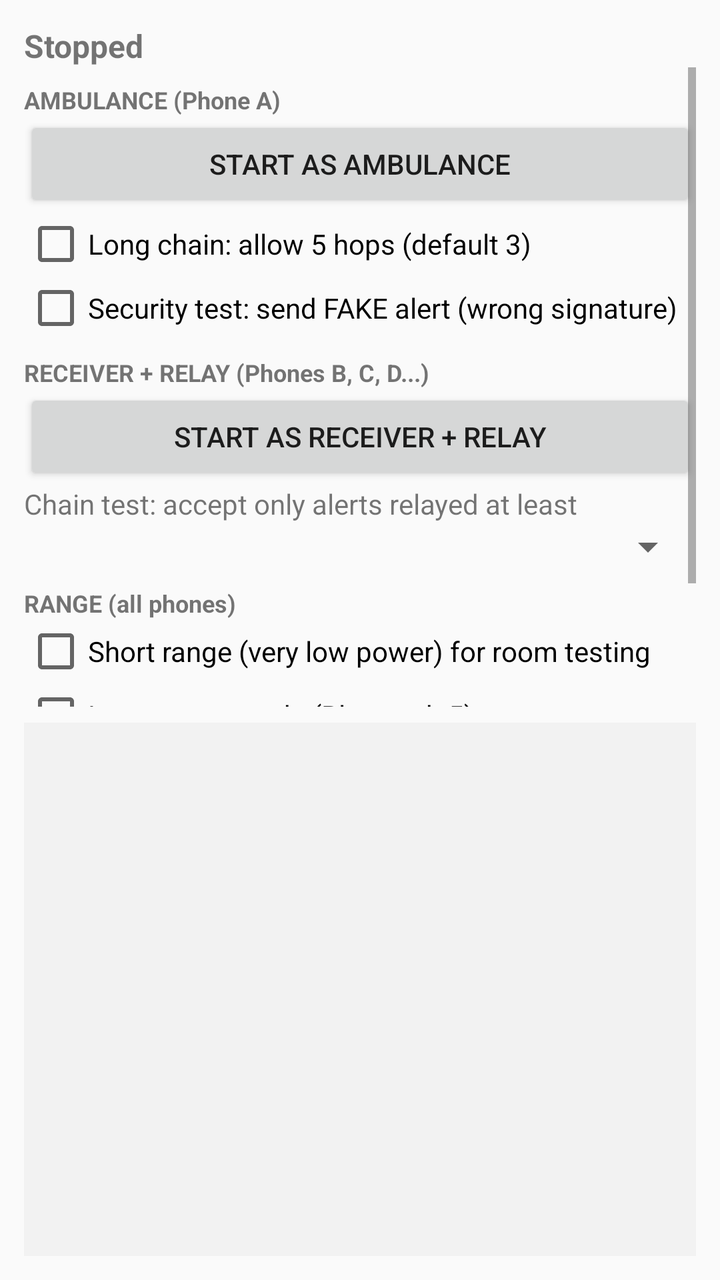
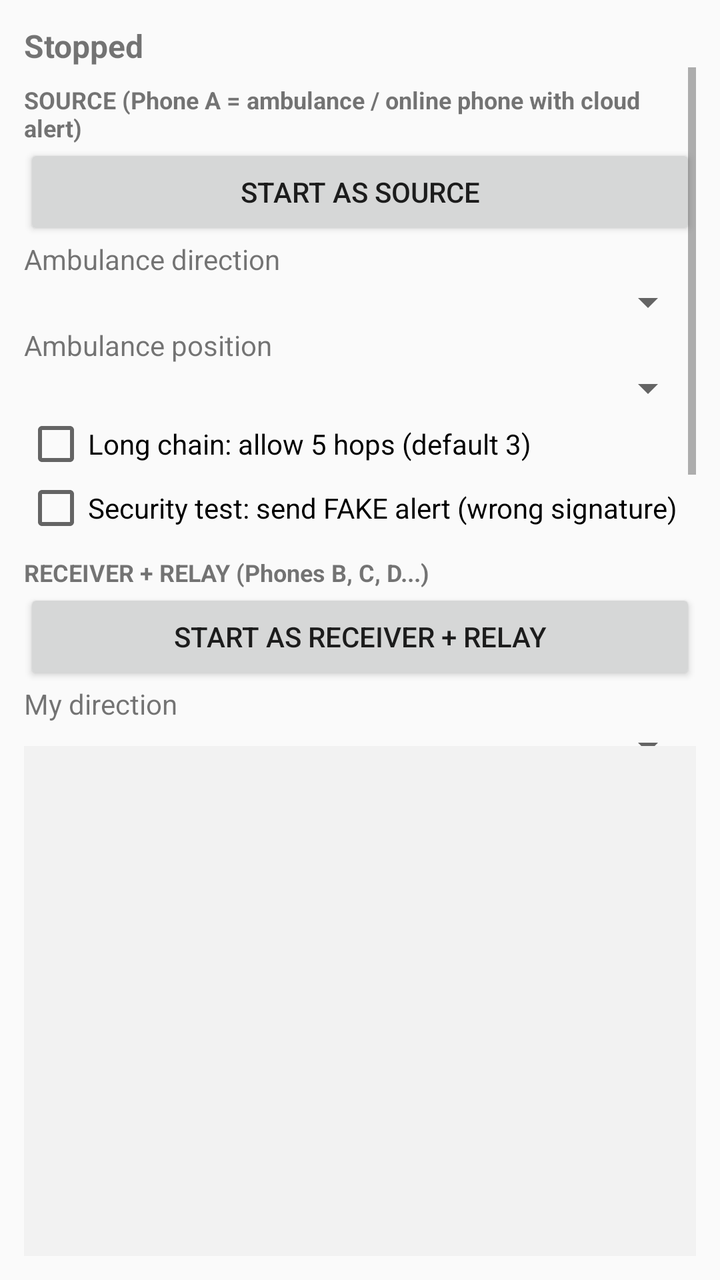

Compare the two renders of this Android layout. The source of the first and the diff that turns it into the second are given below.
<!-- AndroidManifest.xml: application theme Theme.AppCompat.Light.DarkActionBar -->
<!-- res/layout/activity_main.xml -->
<?xml version="1.0" encoding="utf-8"?>
<LinearLayout xmlns:android="http://schemas.android.com/apk/res/android"
    android:layout_width="match_parent"
    android:layout_height="match_parent"
    android:orientation="vertical"
    android:padding="12dp">

    <TextView
        android:id="@+id/status"
        android:layout_width="match_parent"
        android:layout_height="wrap_content"
        android:text="Stopped"
        android:textSize="16sp"
        android:textStyle="bold" />

    
    <ScrollView
        android:layout_width="match_parent"
        android:layout_height="0dp"
        android:layout_weight="1.2">

        <LinearLayout
            android:layout_width="match_parent"
            android:layout_height="wrap_content"
            android:orientation="vertical">

            
            <TextView
                android:layout_width="match_parent"
                android:layout_height="wrap_content"
                android:layout_marginTop="8dp"
                android:text="AMBULANCE (Phone A)"
                android:textSize="12sp"
                android:textStyle="bold" />

            <Button
                android:id="@+id/btnAmbulance"
                android:layout_width="match_parent"
                android:layout_height="wrap_content"
                android:text="Start as AMBULANCE" />

            <CheckBox
                android:id="@+id/chkFiveHops"
                android:layout_width="match_parent"
                android:layout_height="wrap_content"
                android:text="Long chain: allow 5 hops (default 3)" />

            <CheckBox
                android:id="@+id/chkFake"
                android:layout_width="match_parent"
                android:layout_height="wrap_content"
                android:text="Security test: send FAKE alert (wrong signature)" />

            
            <TextView
                android:layout_width="match_parent"
                android:layout_height="wrap_content"
                android:layout_marginTop="8dp"
                android:text="RECEIVER + RELAY (Phones B, C, D...)"
                android:textSize="12sp"
                android:textStyle="bold" />

            <Button
                android:id="@+id/btnRelay"
                android:layout_width="match_parent"
                android:layout_height="wrap_content"
                android:text="Start as RECEIVER + RELAY" />

            <TextView
                android:layout_width="match_parent"
                android:layout_height="wrap_content"
                android:text="Chain test: accept only alerts relayed at least" />

            <Spinner
                android:id="@+id/spinMinRelays"
                android:layout_width="match_parent"
                android:layout_height="wrap_content" />

            
            <TextView
                android:layout_width="match_parent"
                android:layout_height="wrap_content"
                android:layout_marginTop="8dp"
                android:text="RANGE (all phones)"
                android:textSize="12sp"
                android:textStyle="bold" />

            <CheckBox
                android:id="@+id/chkShortRange"
                android:layout_width="match_parent"
                android:layout_height="wrap_content"
                android:text="Short range (very low power) for room testing" />

            <CheckBox
                android:id="@+id/chkLongRange"
                android:layout_width="match_parent"
                android:layout_height="wrap_content"
                android:text="Long range mode (Bluetooth 5)" />

            <Button
                android:id="@+id/btnStop"
                android:layout_width="match_parent"
                android:layout_height="wrap_content"
                android:layout_marginTop="8dp"
                android:text="Stop" />
        </LinearLayout>
    </ScrollView>

    <TextView
        android:id="@+id/alert"
        android:layout_width="match_parent"
        android:layout_height="wrap_content"
        android:layout_marginTop="8dp"
        android:background="#D32F2F"
        android:gravity="center"
        android:padding="12dp"
        android:textColor="#FFFFFF"
        android:textSize="17sp"
        android:visibility="gone" />

    <ScrollView
        android:layout_width="match_parent"
        android:layout_height="0dp"
        android:layout_marginTop="8dp"
        android:layout_weight="1"
        android:background="#F2F2F2">

        <TextView
            android:id="@+id/log"
            android:layout_width="match_parent"
            android:layout_height="wrap_content"
            android:fontFamily="monospace"
            android:padding="8dp"
            android:textColor="#222222"
            android:textSize="11sp" />
    </ScrollView>
</LinearLayout>
<!-- resources referenced by this layout -->
<resources>

</resources>

<!-- the commit's change to res/layout/activity_main.xml (unified diff, before → after) -->
@@ -13,11 +13,10 @@
         android:textSize="16sp"
         android:textStyle="bold" />
 
-    
     <ScrollView
         android:layout_width="match_parent"
         android:layout_height="0dp"
-        android:layout_weight="1.2">
+        android:layout_weight="1.3">
 
         <LinearLayout
             android:layout_width="match_parent"
@@ -29,7 +28,7 @@
                 android:layout_width="match_parent"
                 android:layout_height="wrap_content"
                 android:layout_marginTop="8dp"
-                android:text="AMBULANCE (Phone A)"
+                android:text="SOURCE (Phone A = ambulance / online phone with cloud alert)"
                 android:textSize="12sp"
                 android:textStyle="bold" />
 
@@ -37,7 +36,27 @@
                 android:id="@+id/btnAmbulance"
                 android:layout_width="match_parent"
                 android:layout_height="wrap_content"
-                android:text="Start as AMBULANCE" />
+                android:text="Start as SOURCE" />
+
+            <TextView
+                android:layout_width="match_parent"
+                android:layout_height="wrap_content"
+                android:text="Ambulance direction" />
+
+            <Spinner
+                android:id="@+id/spinAmbHeading"
+                android:layout_width="match_parent"
+                android:layout_height="wrap_content" />
+
+            <TextView
+                android:layout_width="match_parent"
+                android:layout_height="wrap_content"
+                android:text="Ambulance position" />
+
+            <Spinner
+                android:id="@+id/spinAmbPos"
+                android:layout_width="match_parent"
+                android:layout_height="wrap_content" />
 
             <CheckBox
                 android:id="@+id/chkFiveHops"
@@ -65,6 +84,16 @@
                 android:layout_width="match_parent"
                 android:layout_height="wrap_content"
                 android:text="Start as RECEIVER + RELAY" />
+
+            <TextView
+                android:layout_width="match_parent"
+                android:layout_height="wrap_content"
+                android:text="My direction" />
+
+            <Spinner
+                android:id="@+id/spinMyHeading"
+                android:layout_width="match_parent"
+                android:layout_height="wrap_content" />
 
             <TextView
                 android:layout_width="match_parent"
